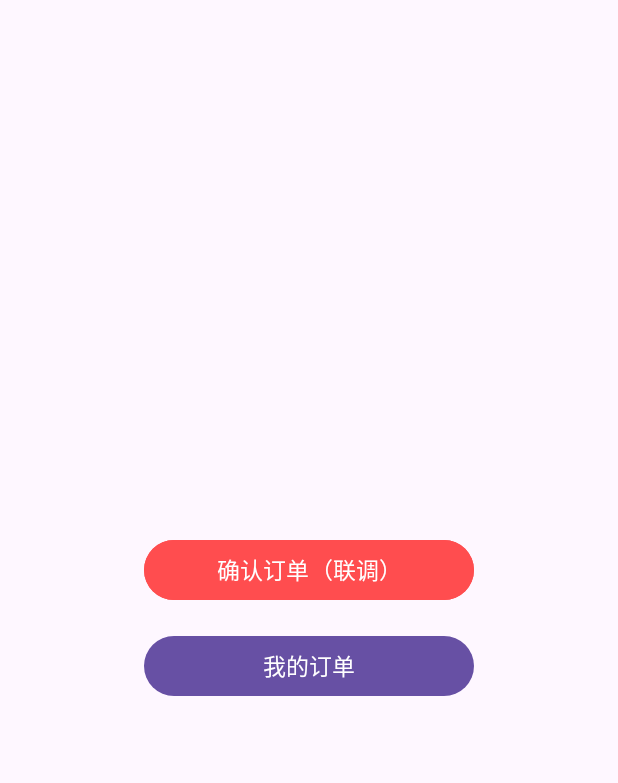
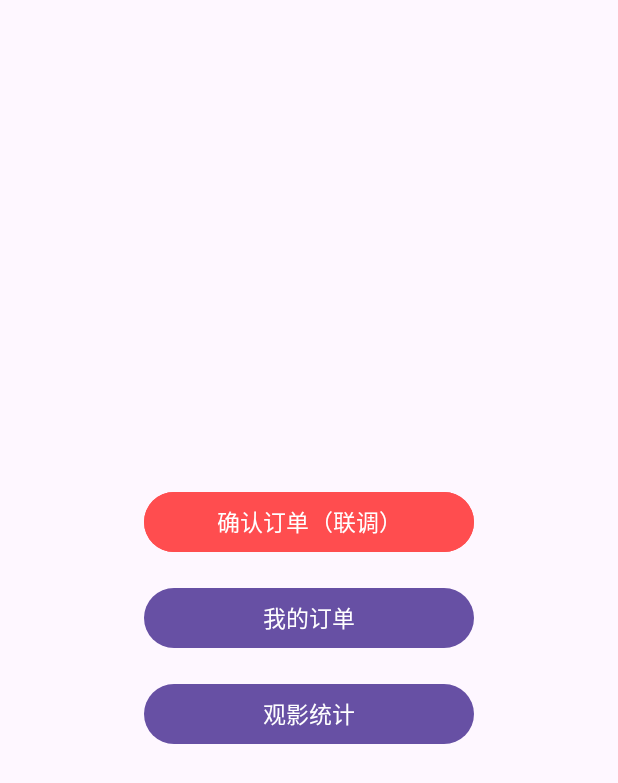
Before and after one commit to seven3420/Android-final-project, an Android app: the layout activity_main.xml on its own in the app's theme, with its tools: preview values and no code run, on a phone screen of 412 x 824 dp. Shown: the top 783 px of the screen. Run offline under Robolectric (Android 15) with nearby library versions, the phone set to English and light mode, and no system bars.

Commit message:
观影记录

```diff
--- a/app/src/main/res/layout/activity_main.xml
+++ b/app/src/main/res/layout/activity_main.xml
@@ -27,4 +27,11 @@
         android:text="我的订单"
         android:textSize="15sp" />
 
+    <Button
+        android:id="@+id/btnStatistics"
+        android:layout_width="220dp"
+        android:layout_height="48dp"
+        android:layout_marginTop="16dp"
+        android:text="观影统计"
+        android:textSize="15sp" />
 </LinearLayout>
```
Also changed, not shown: app/src/main/AndroidManifest.xml (+20 -0 lines), app/src/main/java/com/edu/sicnu/cs/stu/niuwenya/studentc/MainActivity.kt (+39 -0 lines).
